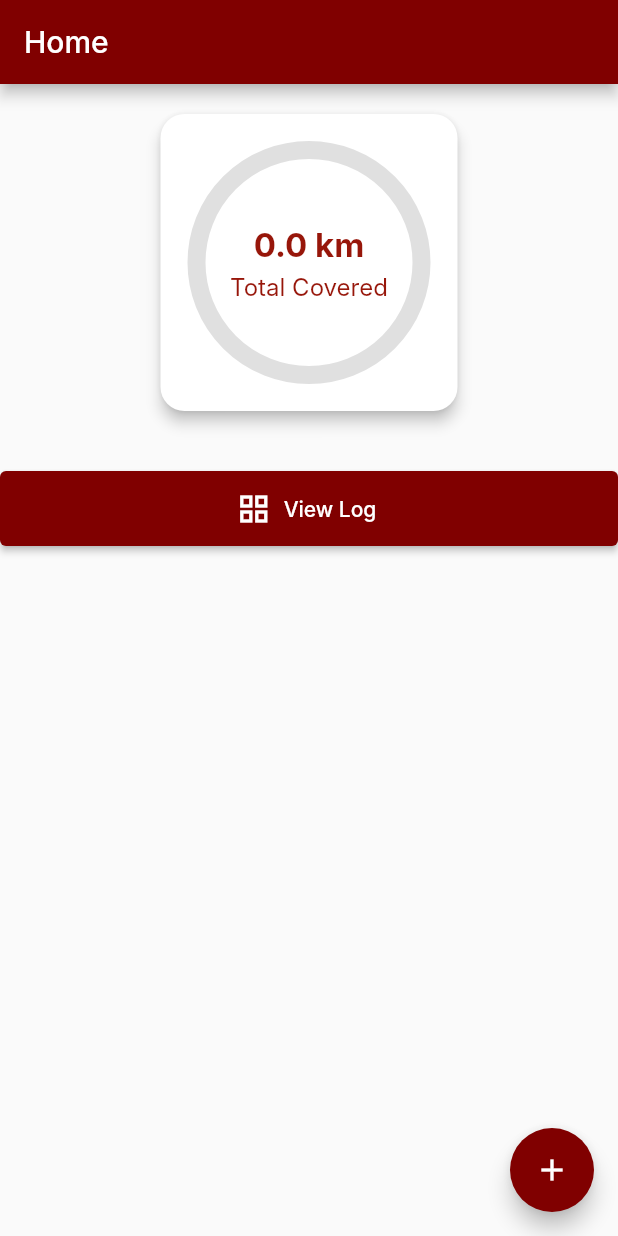
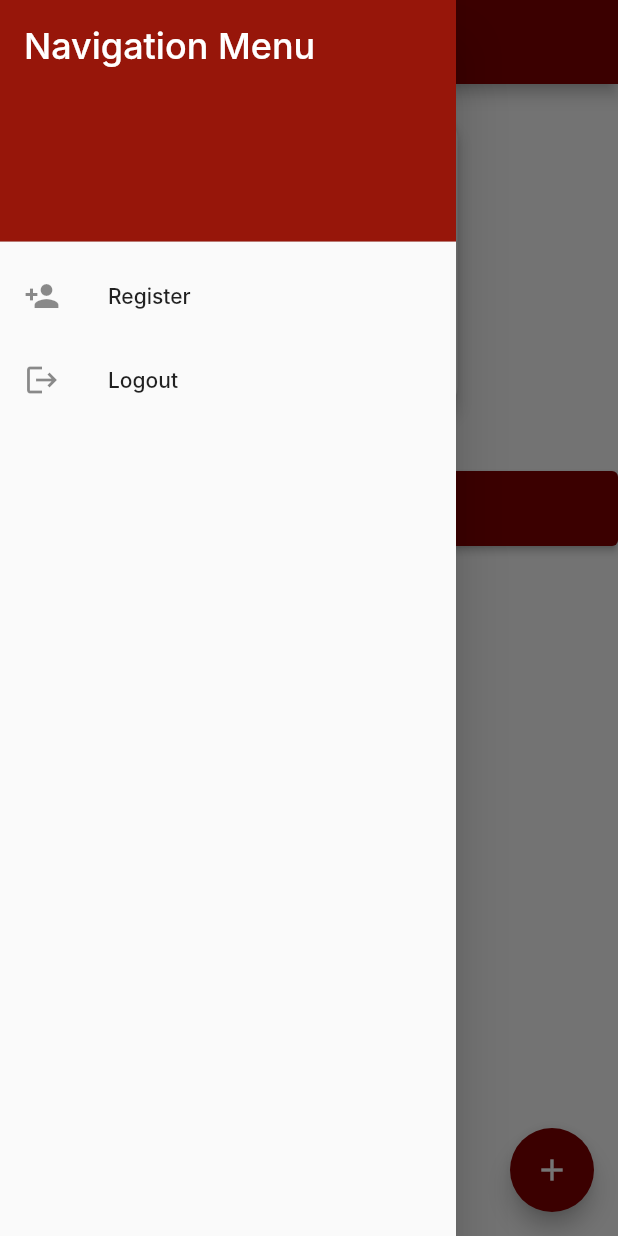
Before and after one commit to Ahtisham-1214/Log-System-Flutter, a Flutter app: the HomeScreen screen opened directly, with the side drawer open (before the commit the screen has no drawer), on a phone screen of 412 x 824 dp. Run offline on Flutter 3.47's test engine with Material 3 defaults, Android fonts, the phone set to English and light mode, and no system bars; our stand-ins replace csv, share_plus, sqflite; missing offline and left inert: excel; accounts and stored records are empty; Roboto replaces fonts that are missing (Inter).

Commit message:
Added side bar'

```diff
--- a/lib/View/home_screen.dart
+++ b/lib/View/home_screen.dart
@@ -1,5 +1,7 @@
 import 'package:flutter/material.dart';
 import 'package:log_system/Model/log_repository.dart';
+import 'package:log_system/View/register_screen.dart';
+import 'package:log_system/main.dart';
 import 'add_log.dart';
 import 'view_log.dart';
 
@@ -54,6 +56,38 @@ class _HomeScreen extends State<HomeScreen> {
       appBar: AppBar(
         title: Text(widget.title),
         backgroundColor: Theme.of(context).primaryColor,
+        centerTitle: true,
+      ),
+      drawer: Drawer(
+        child: ListView(
+          padding: EdgeInsets.zero,
+          children: [
+            DrawerHeader(
+              decoration: BoxDecoration(color: Color(0xFF97160A)),
+              child: const Text(
+                'Navigation Menu',
+                style: TextStyle(color: Colors.white, fontSize: 24),
+              ),
+            ),
+            ListTile(
+              leading: const Icon(Icons.person_add),
+              title: const Text('Register'),
+              onTap: () {
+                Navigator.push(context,
+                    MaterialPageRoute(builder: (context) => const RegisterPage()));
+              },
+            ),
+
+            ListTile(
+              leading: const Icon(Icons.logout),
+              title: const Text('Logout'),
+              onTap: () {
+                Navigator.pushReplacement(context,
+                    MaterialPageRoute(builder: (context) => MyApp()));
+              },
+            ),
+          ],
+        ),
       ),
       body: Center(
         child: _isLoading
```
